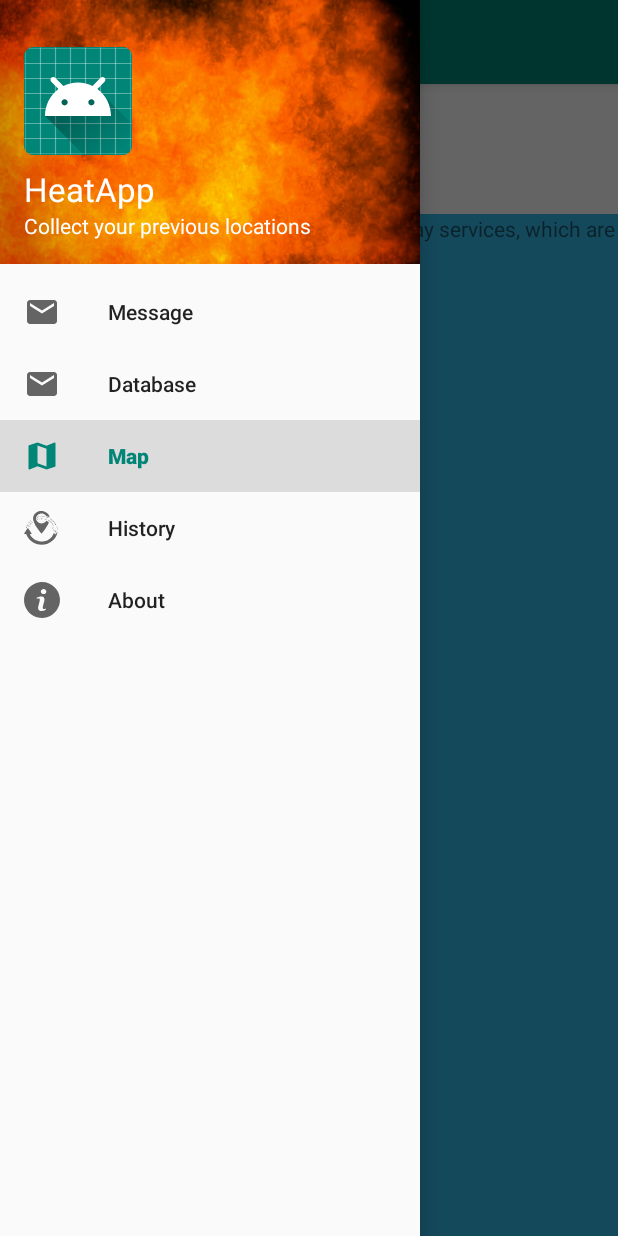
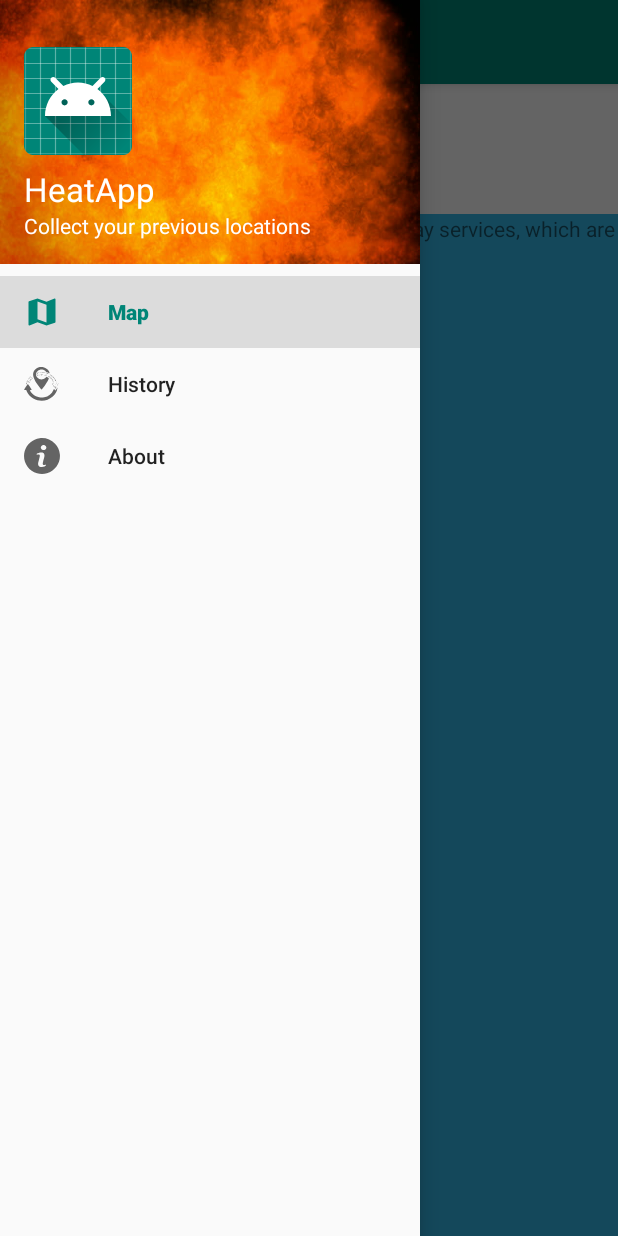
Before and after one commit to mobileCarto/javaProject, an Android app: the screen it shows after launch (MainActivity), with the side drawer open, on a phone screen of 412 x 824 dp. Run offline under Robolectric (Android 15) with nearby library versions, the phone set to English and light mode, and no system bars.

```diff
--- a/app/src/main/res/menu/drawer_menu.xml
+++ b/app/src/main/res/menu/drawer_menu.xml
@@ -6,36 +6,16 @@
     <group android:checkableBehavior="single">
         <item
 
-            android:id="@+id/nav_message"
-            android:icon="@drawable/ic_message"
-            android:title="Message" />
-        <item
-            android:id="@+id/nav_message"
-            android:icon="@drawable/ic_message"
-            android:title="Database" />
-        <item
-
             android:id="@+id/nav_map"
             android:icon="@drawable/ic_map"
-            android:title="Map" />
+            android:title="@string/Map" />
         <item
             android:id="@+id/nav_history"
             android:icon="@drawable/ic_history"
-            android:title="History" />
+            android:title="@string/History" />
         <item
             android:id="@+id/nav_about"
             android:icon="@drawable/ic_about"
-            android:title="About" />
+            android:title="@string/About" />
     </group>
-    <TextView
-        android:id="@+id/exp"
-        android:layout_width="wrap_content"
-        android:layout_height="wrap_content"
-        android:text="all right ...."
-        android:layout_gravity="center"
-        android:textSize="24dp"
-        android:padding="5dp"/>
-
-
-
 </menu>
--- a/app/src/main/res/values/strings.xml
+++ b/app/src/main/res/values/strings.xml
@@ -6,5 +6,7 @@
     <string name="Time">Time</string>
     <string name="Latitude">Latitude</string>
     <string name="Longitude">Longitude</string>
-
+    <string name="Map">Map</string>
+    <string name="History">History</string>
+    <string name="About">About</string>
 </resources>
```
